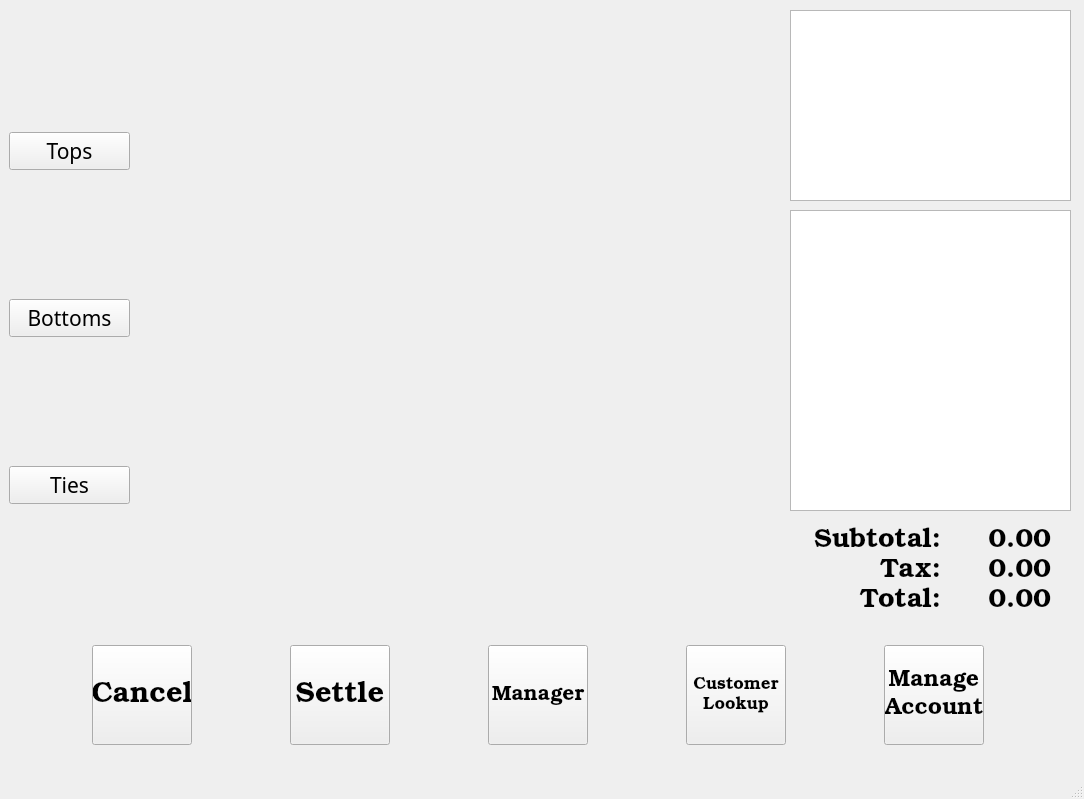
First picture: the form in QTDesigner/make_sale.ui, repository mudman266/pypos, before the edit.
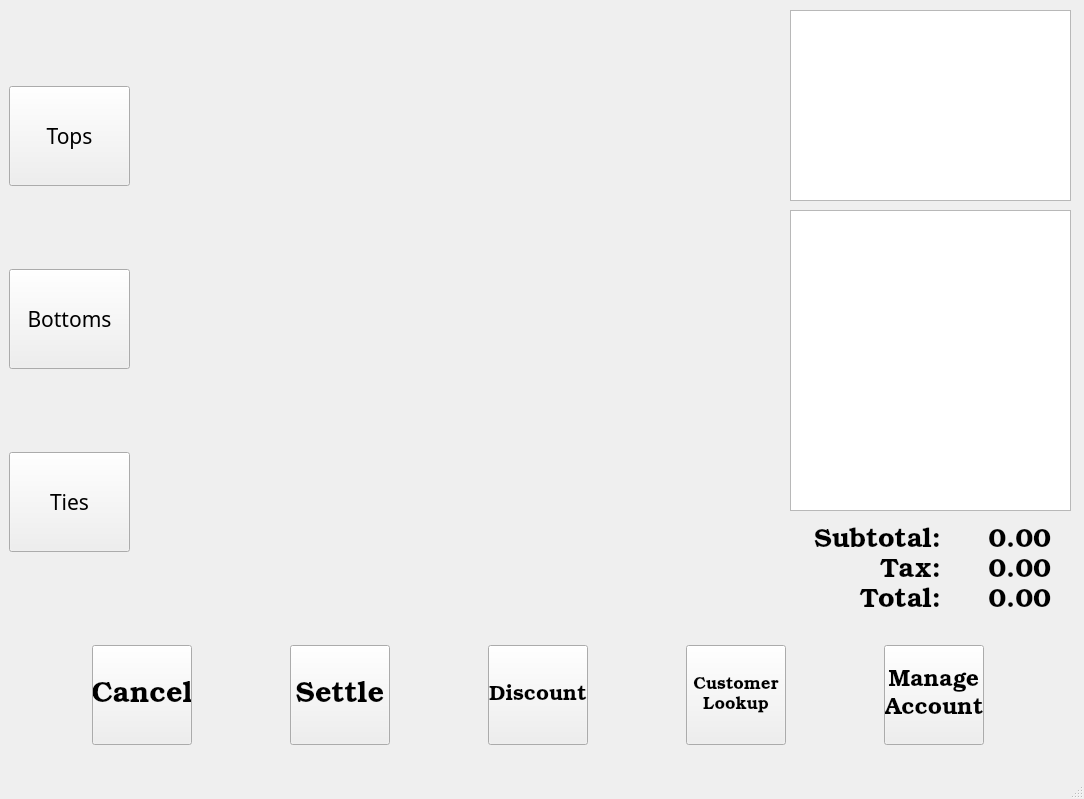
Second picture: the form after the edit.

Commit message: Added the discount windows and linked their cancel buttons.

Diff of the .ui file:
```diff
--- a/QTDesigner/make_sale.ui
+++ b/QTDesigner/make_sale.ui
@@ -26,6 +26,18 @@
     <layout class="QVBoxLayout" name="verticalLayout">
      <item>
       <widget class="QPushButton" name="btn_tops">
+       <property name="sizePolicy">
+        <sizepolicy hsizetype="Minimum" vsizetype="Fixed">
+         <horstretch>0</horstretch>
+         <verstretch>0</verstretch>
+        </sizepolicy>
+       </property>
+       <property name="minimumSize">
+        <size>
+         <width>0</width>
+         <height>100</height>
+        </size>
+       </property>
        <property name="font">
         <font>
          <family>Book Antiqua</family>
@@ -39,6 +51,18 @@
      </item>
      <item>
       <widget class="QPushButton" name="btn_bottoms">
+       <property name="sizePolicy">
+        <sizepolicy hsizetype="Minimum" vsizetype="Fixed">
+         <horstretch>0</horstretch>
+         <verstretch>0</verstretch>
+        </sizepolicy>
+       </property>
+       <property name="minimumSize">
+        <size>
+         <width>0</width>
+         <height>100</height>
+        </size>
+       </property>
        <property name="font">
         <font>
          <family>Book Antiqua</family>
@@ -52,6 +76,18 @@
      </item>
      <item>
       <widget class="QPushButton" name="btn_ties">
+       <property name="sizePolicy">
+        <sizepolicy hsizetype="Minimum" vsizetype="Fixed">
+         <horstretch>0</horstretch>
+         <verstretch>0</verstretch>
+        </sizepolicy>
+       </property>
+       <property name="minimumSize">
+        <size>
+         <width>0</width>
+         <height>100</height>
+        </size>
+       </property>
        <property name="font">
         <font>
          <family>Book Antiqua</family>
@@ -185,7 +221,7 @@
         </font>
        </property>
        <property name="text">
-        <string>Manager</string>
+        <string>Discount</string>
        </property>
       </widget>
      </item>
```
Left out of the diff: 2 changed lines with no effect on the pictures. The commit also changes 8 other files.
